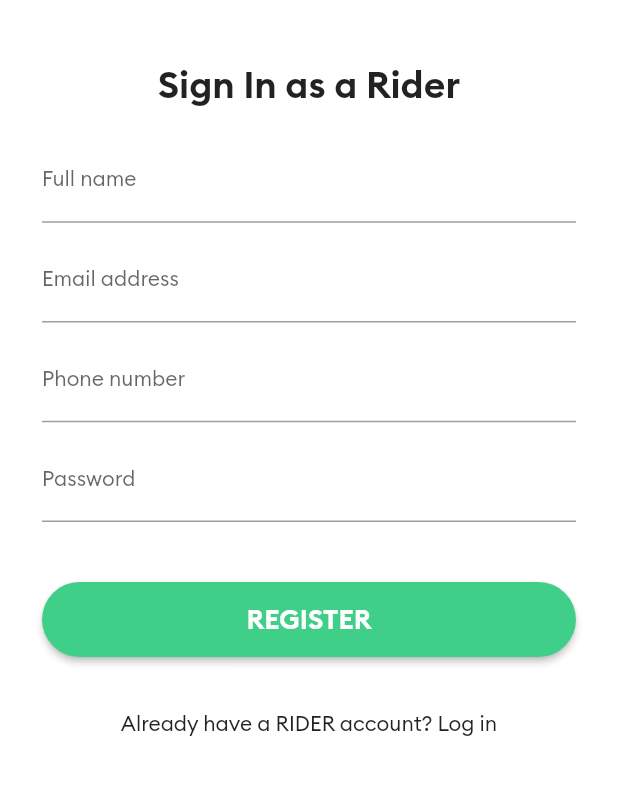
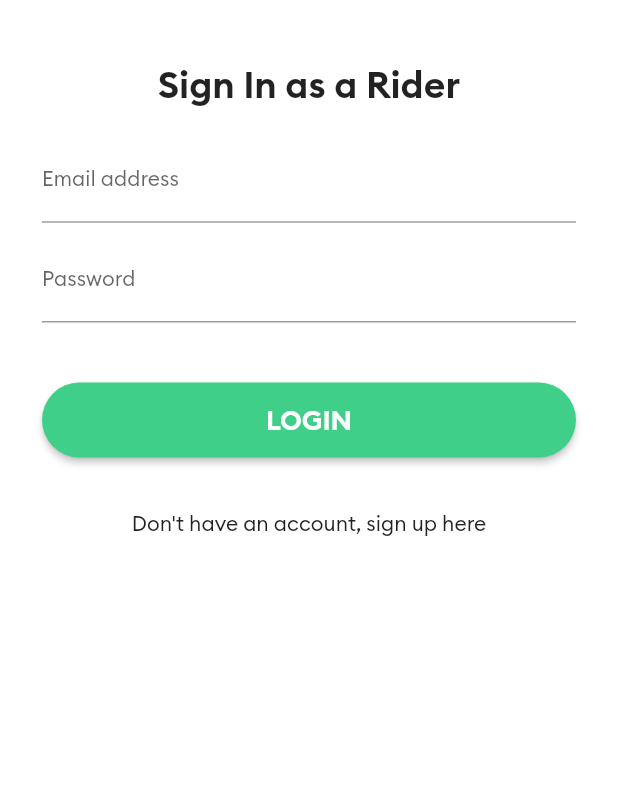
Before and after one commit to sunachun/cab_rider, a Flutter app: the screen it shows after launch, after a tap on "Already have a RIDER account? Log in", on a phone screen of 412 x 824 dp, the part 267-1062 px from its top. Run offline on Flutter 3.47's test engine with Material 2 defaults, Android fonts, the light colour scheme and no system bars; our stand-ins replace firebase_core, firebase_database; accounts and stored records are empty.

Commit message:
15 extract widget

```diff
--- a/lib/main.dart
+++ b/lib/main.dart
@@ -22,7 +22,12 @@ class MyApp extends StatelessWidget {
         fontFamily: 'Brand-Regular',
         primarySwatch: Colors.blue,
       ),
-      home: RegistrationPage(),
+      initialRoute: RegistrationPage.id,
+      routes: {
+        RegistrationPage.id: (content) => RegistrationPage(),
+        LoginPage.id: (content) => LoginPage(),
+        MainPage.id: (content) => MainPage(),
+      },
     );
   }
 }
--- a/lib/screens/loginpage.dart
+++ b/lib/screens/loginpage.dart
@@ -1,7 +1,11 @@
 import 'package:cab_rider/brand_colors.dart';
+import 'package:cab_rider/screens/registrationpage.dart';
+import 'package:cab_rider/widgets/TaxiButton.dart';
 import 'package:flutter/material.dart';
 
 class LoginPage extends StatelessWidget {
+  static const String id = 'login';
+
   @override
   Widget build(BuildContext context) {
     return Scaffold(
@@ -62,31 +66,19 @@ class LoginPage extends StatelessWidget {
                         style: TextStyle(fontSize: 14.0),
                       ),
                       SizedBox(height: 40),
-                      RaisedButton(
+                      TaxiButton(
+                        title: 'LOGIN',
+                        color: BrandColors.colorGreen,
                         onPressed: () {},
-                        shape: new RoundedRectangleBorder(
-                          borderRadius: new BorderRadius.circular(25),
-                        ),
-                        color: BrandColors.colorGreen,
-                        textColor: Colors.white,
-                        child: Container(
-                          height: 50,
-                          child: Center(
-                            child: Text(
-                              'LOGIN',
-                              style: TextStyle(
-                                fontSize: 18,
-                                fontFamily: 'Brand-Bold',
-                              ),
-                            ),
-                          ),
-                        ),
                       ),
                     ],
                   ),
                 ),
                 FlatButton(
-                  onPressed: () {},
+                  onPressed: () {
+                    Navigator.pushNamedAndRemoveUntil(
+                        context, RegistrationPage.id, (route) => false);
+                  },
                   child: Text('Don\'t have an account, sign up here'),
                 ),
               ],
--- a/lib/screens/mainpage.dart
+++ b/lib/screens/mainpage.dart
@@ -2,6 +2,8 @@ import 'package:firebase_database/firebase_database.dart';
 import 'package:flutter/material.dart';
 
 class MainPage extends StatefulWidget {
+  static const String id = 'mainpage';
+
   @override
   _MainPageState createState() => _MainPageState();
 }
--- a/lib/screens/registrationpage.dart
+++ b/lib/screens/registrationpage.dart
@@ -1,7 +1,11 @@
 import 'package:cab_rider/brand_colors.dart';
+import 'package:cab_rider/screens/loginpage.dart';
+import 'package:cab_rider/widgets/TaxiButton.dart';
 import 'package:flutter/material.dart';
 
 class RegistrationPage extends StatelessWidget {
+  static const String id = 'register';
+
   @override
   Widget build(BuildContext context) {
     return Scaffold(
@@ -96,31 +100,19 @@ class RegistrationPage extends StatelessWidget {
                         style: TextStyle(fontSize: 14.0),
                       ),
                       SizedBox(height: 40),
-                      RaisedButton(
+                      TaxiButton(
+                        title: 'REGISTER',
+                        color: BrandColors.colorGreen,
                         onPressed: () {},
-                        shape: new RoundedRectangleBorder(
-                          borderRadius: new BorderRadius.circular(25),
-                        ),
-                        color: BrandColors.colorGreen,
-                        textColor: Colors.white,
-                        child: Container(
-                          height: 50,
-                          child: Center(
-                            child: Text(
-                              'REGISTER',
-                              style: TextStyle(
-                                fontSize: 18,
-                                fontFamily: 'Brand-Bold',
-                              ),
-                            ),
-                          ),
-                        ),
                       ),
                     ],
                   ),
                 ),
                 FlatButton(
-                  onPressed: () {},
+                  onPressed: () {
+                    Navigator.pushNamedAndRemoveUntil(
+                        context, LoginPage.id, (route) => false);
+                  },
                   child: Text('Already have a RIDER account? Log in'),
                 ),
               ],
--- /dev/null
+++ b/lib/widgets/TaxiButton.dart
@@ -0,0 +1,34 @@
+import 'package:cab_rider/brand_colors.dart';
+import 'package:flutter/material.dart';
+
+class TaxiButton extends StatelessWidget {
+  final String title;
+  final Color color;
+  final Function onPressed;
+
+  TaxiButton({this.title, this.onPressed, this.color});
+
+  @override
+  Widget build(BuildContext context) {
+    return RaisedButton(
+      onPressed: onPressed,
+      shape: new RoundedRectangleBorder(
+        borderRadius: new BorderRadius.circular(25),
+      ),
+      color: color,
+      textColor: Colors.white,
+      child: Container(
+        height: 50,
+        child: Center(
+          child: Text(
+            title,
+            style: TextStyle(
+              fontSize: 18,
+              fontFamily: 'Brand-Bold',
+            ),
+          ),
+        ),
+      ),
+    );
+  }
+}
```
